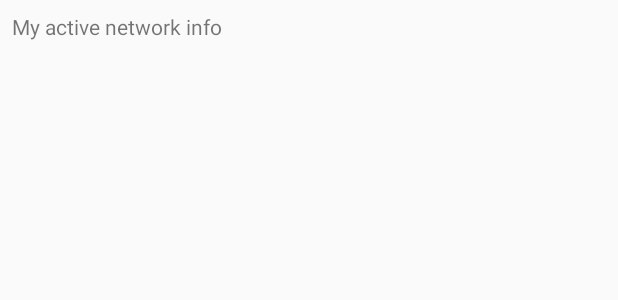
After one commit to eddiellopez/ipwig, an Android app: the layout network_list_item.xml on its own in the app's theme, with its tools: preview values and no code run, on a phone screen of 412 x 824 dp. The commit adds this screen. Shown: the top 300 px of the screen. Run offline under Robolectric (Android 15) with nearby library versions, the phone set to English and light mode, and no system bars.

Commit message:
Add app bar to activity. Show a list of connected networks in the application activity. Update the colors and theme.

```diff
--- a/app/build.gradle
+++ b/app/build.gradle
@@ -24,10 +24,11 @@ android {
 
 dependencies {
     implementation fileTree(dir: 'libs', include: ['*.jar'])
-    implementation"org.jetbrains.kotlin:kotlin-stdlib-jdk7:$kotlin_version"
+    implementation "org.jetbrains.kotlin:kotlin-stdlib-jdk7:$kotlin_version"
     implementation 'com.android.support:appcompat-v7:28.0.0'
     implementation 'com.android.support.constraint:constraint-layout:1.1.3'
     testImplementation 'junit:junit:4.12'
+    implementation 'com.android.support:recyclerview-v7:28.0.0'
     androidTestImplementation 'com.android.support.test:runner:1.0.2'
     androidTestImplementation 'com.android.support.test.espresso:espresso-core:3.0.2'
 }
--- a/app/src/main/res/layout/ip_widget_provider.xml
+++ b/app/src/main/res/layout/ip_widget_provider.xml
@@ -15,12 +15,12 @@
             android:textColor="@color/colorWhite"
             android:textSize="24sp"
             android:contentDescription="@string/ip_text_context_description"
-            android:background="@color/colorBackground"
+            android:background="@color/colorPrimary"
             android:layout_centerVertical="true"/>
 
     <ImageButton
             android:padding="16dp"
-            android:background="@color/colorBackground"
+            android:background="@color/colorPrimary"
             android:layout_marginStart="8dp"
             android:tint="@color/colorWhite"
             android:id="@+id/refresh_button"
--- /dev/null
+++ b/app/src/main/res/layout/network_list_item.xml
@@ -0,0 +1,19 @@
+<?xml version="1.0" encoding="utf-8"?>
+<android.support.constraint.ConstraintLayout
+        xmlns:android="http://schemas.android.com/apk/res/android"
+        xmlns:app="http://schemas.android.com/apk/res-auto"
+        xmlns:tools="http://schemas.android.com/tools"
+        android:layout_width="match_parent"
+        android:layout_height="80dp">
+
+    <TextView
+            tools:text="My active network info"
+            android:id="@+id/name"
+            android:layout_width="wrap_content"
+            android:layout_height="wrap_content"
+            app:layout_constraintStart_toStartOf="parent"
+            android:layout_marginStart="8dp"
+            android:layout_marginTop="8dp"
+            app:layout_constraintTop_toTopOf="parent"/>
+
+</android.support.constraint.ConstraintLayout>
--- a/app/src/main/res/values/colors.xml
+++ b/app/src/main/res/values/colors.xml
@@ -1,8 +1,7 @@
 <?xml version="1.0" encoding="utf-8"?>
 <resources>
-    <color name="colorPrimary">#008577</color>
-    <color name="colorPrimaryDark">#00574B</color>
+    <color name="colorPrimary">#0288d1</color>
+    <color name="colorPrimaryDark">#005b9f</color>
     <color name="colorAccent">#D81B60</color>
     <color name="colorWhite">#FFFFFF</color>
-    <color name="colorBackground">#0288d1</color>
 </resources>
--- a/app/src/main/res/values/strings.xml
+++ b/app/src/main/res/values/strings.xml
@@ -5,4 +5,5 @@
     <string name="add_widget">Add widget</string>
     <string name="no_network">No network</string>
     <string name="refresh_context_description">Refresh IP</string>
+    <string name="connected_networks">Connected Networks</string>
 </resources>
--- a/app/src/main/res/values/styles.xml
+++ b/app/src/main/res/values/styles.xml
@@ -1,7 +1,7 @@
 <resources>
 
     <!-- Base application theme. -->
-    <style name="AppTheme" parent="Theme.AppCompat.Light.DarkActionBar">
+    <style name="AppTheme" parent="Theme.AppCompat.Light.NoActionBar">
         <!-- Customize your theme here. -->
         <item name="colorPrimary">@color/colorPrimary</item>
         <item name="colorPrimaryDark">@color/colorPrimaryDark</item>
--- a/app/src/main/res/xml/ip_widget_provider_info.xml
+++ b/app/src/main/res/xml/ip_widget_provider_info.xml
@@ -9,4 +9,7 @@
         android:resizeMode="horizontal"
         android:widgetCategory="home_screen"
         android:initialKeyguardLayout="@layout/ip_widget_provider">
+    <!--TODO: See minResizeWidth and minResizeHeight to allow resizing below minWidth and height-->
+    <!--TODO: Set updatePeriodMillis to zero and use AlarmManager: Use ELAPSED_REALTIME or RTC.-->
+    <!--TODO: This will provide: Smaller update period, no update when de device is locked-->
 </appwidget-provider>
--- a/build.gradle
+++ b/build.gradle
@@ -7,7 +7,7 @@ buildscript {
         jcenter()
     }
     dependencies {
-        classpath 'com.android.tools.build:gradle:3.2.1'
+        classpath 'com.android.tools.build:gradle:3.3.0'
         classpath "org.jetbrains.kotlin:kotlin-gradle-plugin:$kotlin_version"
 
         // NOTE: Do not place your application dependencies here; they belong
```
Also changed, not shown: app/src/main/java/com/azazel/ipwig/IpWidgetProvider.kt (+6 -6 lines), app/src/main/java/com/azazel/ipwig/MainActivity.kt (+26 -1 lines), app/src/main/java/com/azazel/ipwig/NetworkAdapter.kt (added, +41 -0 lines), app/src/main/res/layout/activity_main.xml (+23 -0 lines), gradle/wrapper/gradle-wrapper.properties.
